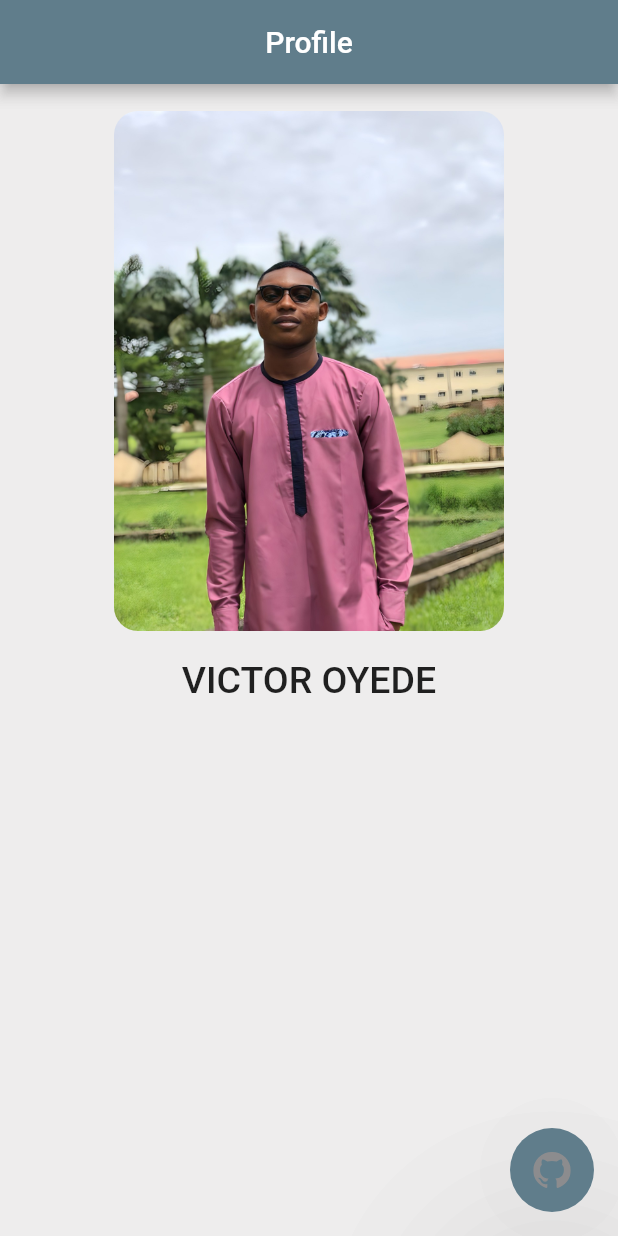
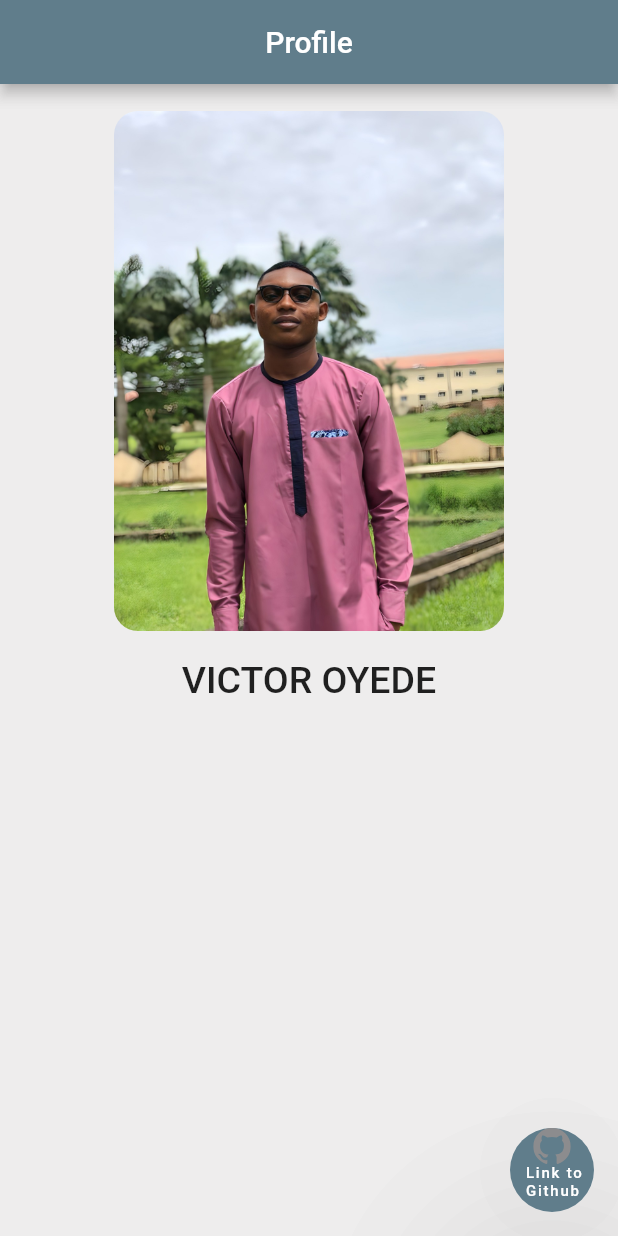
Before and after one commit to vicsam/profile, a Flutter app: the screen it shows after launch, on a phone screen of 412 x 824 dp. Run offline on Flutter 3.47's test engine with Material 2 defaults, Android fonts, the phone set to English and light mode, and no system bars; our stand-ins replace flutter_svg, webview_flutter.

Commit message:
Add text to button

```diff
--- a/lib/profile_screen.dart
+++ b/lib/profile_screen.dart
@@ -70,11 +70,27 @@ class ProfileScreen extends StatelessWidget {
                         ..loadRequest(Uri.parse('https://github.com/vicsam'))),
                 ));
           },
-          child: SvgPicture.asset(
-            'assets/github.svg',
-            height: 24,
+          child: Column(
+            children: [
+              SvgPicture.asset(
+                'assets/github.svg',
+                height: 24,
+                //width: 14,
+              ),
+              // SizedBox(),
+              SizedBox(
+                // width: 1,
+                child: Padding(
+                  padding: const EdgeInsets.fromLTRB(10, 0, 0, 0),
+                  child: Text(
+                    'Link to Github',
+                    style: TextStyle(fontSize: 10),
+                  ),
+                ),
+              ),
+            ],
           ),
-          tooltip: 'Githb Link',
+          tooltip: 'Link to Github',
         ),
       ),
     );
```
